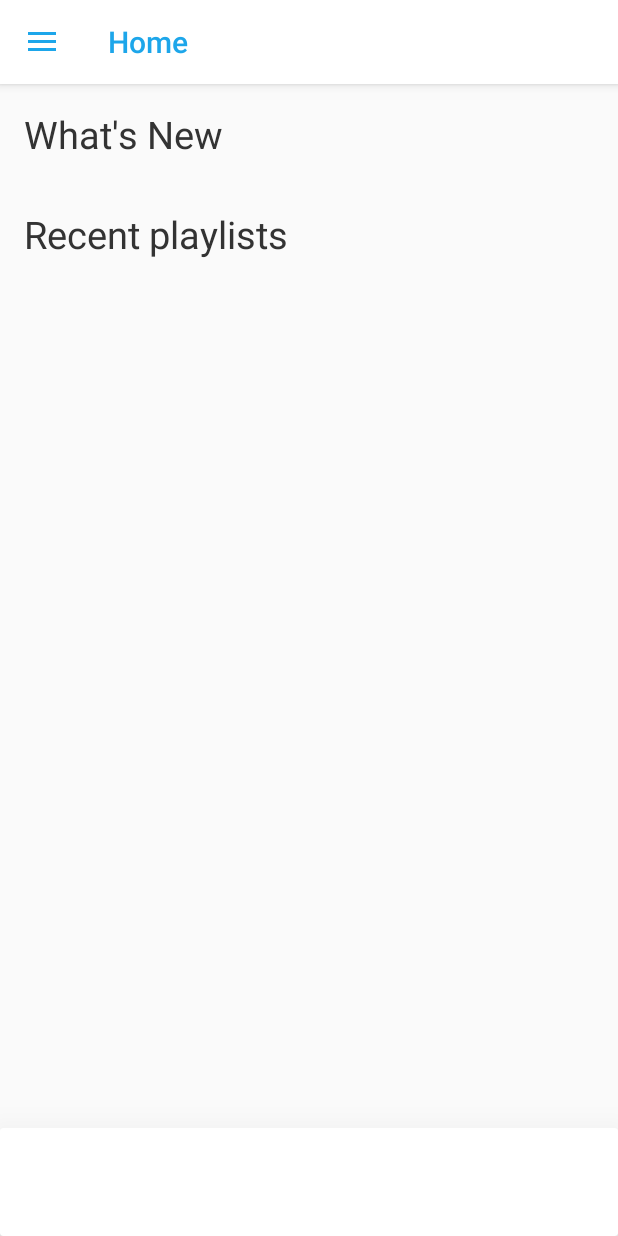
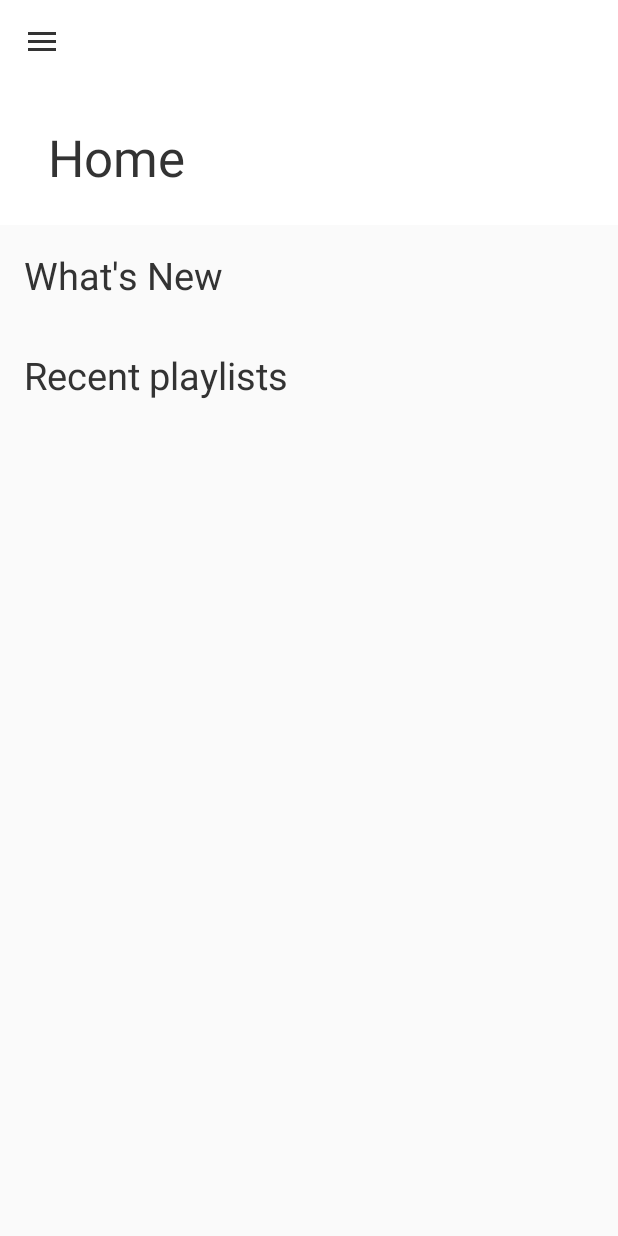
Before and after one commit to thousight/Surround, an Android app: the screen it shows after launch (MainActivity), on a phone screen of 412 x 824 dp. Run offline under Robolectric (Android 15) with nearby library versions, the phone set to English and light mode, and no system bars; libraries missing offline, so code that uses them is left out: com.afollestad.materialdialogs; 1 statement that could not run was skipped.

Commit message:
Added collapsingtoolbar, and changed some styles

```diff
--- a/app/src/main/java/www/markwen/space/surround/MainActivity.java
+++ b/app/src/main/java/www/markwen/space/surround/MainActivity.java
@@ -5,9 +5,11 @@ import android.content.pm.PackageManager;
 import android.graphics.Bitmap;
 import android.graphics.BitmapFactory;
 import android.media.MediaMetadataRetriever;
+import android.os.AsyncTask;
 import android.os.Bundle;
 import android.os.Environment;
 import android.support.annotation.NonNull;
+import android.support.design.widget.CollapsingToolbarLayout;
 import android.support.design.widget.FloatingActionButton;
 import android.support.design.widget.Snackbar;
 import android.support.v4.app.ActivityCompat;
@@ -17,6 +19,7 @@ import android.support.v4.app.FragmentTransaction;
 import android.support.v4.content.ContextCompat;
 import android.support.v4.content.res.ResourcesCompat;
 import android.support.v4.widget.SlidingPaneLayout;
+import android.view.Gravity;
 import android.view.View;
 import android.support.design.widget.NavigationView;
 import android.support.v4.view.GravityCompat;
@@ -27,17 +30,25 @@ import android.support.v7.widget.Toolbar;
 import android.view.Menu;
 import android.view.MenuItem;
 import android.widget.FrameLayout;
+import android.widget.TextView;
 import android.widget.Toast;
 
 import com.afollestad.materialdialogs.MaterialDialog;
+import com.mpatric.mp3agic.ID3v2;
+import com.mpatric.mp3agic.InvalidDataException;
+import com.mpatric.mp3agic.Mp3File;
+import com.mpatric.mp3agic.UnsupportedTagException;
 
 import java.io.File;
 import java.io.FilenameFilter;
+import java.io.IOException;
 import java.util.ArrayList;
 import java.util.Calendar;
 import java.util.Collections;
 import java.util.Comparator;
 import java.util.Date;
+import java.util.GregorianCalendar;
+import java.util.concurrent.ExecutionException;
 
 import www.markwen.space.surround.fragments.HomeFragment;
 import www.markwen.space.surround.fragments.LibraryFragment;
@@ -49,9 +60,12 @@ public class MainActivity extends AppCompatActivity
     // View items
     private FrameLayout mainFrame;
     private Toolbar toolbar;
+    private CollapsingToolbarLayout collapsingToolbar;
+    private TextView titleText;
     private DrawerLayout drawer;
     private ActionBarDrawerToggle toggle;
     private NavigationView navigationView;
+    private MaterialDialog loadingDialog;
 
     // Fragments
     private FragmentManager fragmentManager;
@@ -68,34 +82,39 @@ public class MainActivity extends AppCompatActivity
         setContentView(R.layout.activity_main);
 
         // Start dialog
-        MaterialDialog loadingDialog = new MaterialDialog.Builder(this)
-                .title("Loading songs")
+        loadingDialog = new MaterialDialog.Builder(this)
+                .title("Scanning songs")
                 .content("Please wait...")
                 .progress(true, 0)
                 .cancelable(false)
-                .show();
+                .build();
 
         // Grab view items
         mainFrame = (FrameLayout) findViewById(R.id.main_frame);
         toolbar = (Toolbar) findViewById(R.id.toolbar);
+        collapsingToolbar = (CollapsingToolbarLayout) findViewById(R.id.collapsing_toolbar);
+//        titleText = (TextView) findViewById(R.id.toolbar_title);
         drawer = (DrawerLayout) findViewById(R.id.drawer_layout);
         navigationView = (NavigationView) findViewById(R.id.nav_view);
 
         // Set up global views
+        collapsingToolbar.setExpandedTitleColor
+                (ResourcesCompat.getColor(getResources(), R.color.colorTextBlack, null));
+        collapsingToolbar.setCollapsedTitleTextColor
+                (ResourcesCompat.getColor(getResources(), R.color.colorTextBlack, null));
+        collapsingToolbar.setExpandedTitleGravity(Gravity.BOTTOM);
+        toolbar.setTitleTextColor
+                (ResourcesCompat.getColor(getResources(), R.color.colorTextBlack, null));
+        setSupportActionBar(toolbar);
         toggle = new ActionBarDrawerToggle(
                 this, drawer, toolbar, R.string.navigation_drawer_open, R.string.navigation_drawer_close);
-        toolbar.setTitle("Home");
-        toolbar.setTitleTextColor(ResourcesCompat.getColor(getResources(), R.color.colorAccent, null));
-        setSupportActionBar(toolbar);
         drawer.setDrawerListener(toggle);
         toggle.syncState();
         navigationView.setNavigationItemSelectedListener(this);
 
         // Get files
         directory = new File(Environment.getExternalStorageDirectory().toString() + "/Music");
-        scanSongs();
-
-        loadingDialog.dismiss();
+//        scanSongs();
 
         // Set up fragment
         homeFragment = new HomeFragment();
@@ -132,42 +151,48 @@ public class MainActivity extends AppCompatActivity
         return true;
     }
 
+    public void setTitleText(String titleText) {
+        toolbar.setTitle(titleText);
+//        this.titleText.setText(titleText);
+        collapsingToolbar.setTitle(titleText);
+    }
+
     /**
      * Scan all the songs in the 'Music' folder
-     * @return new found song entries
+     * @return
      */
-    public ArrayList<Song> scanSongs() {
-        ArrayList<Song> newNewSongs = new ArrayList<>();
+    public void scanSongs() {
+        AsyncTask.execute(new Runnable() {
+            @Override
+            public void run() {
                 allSongs.clear();
                 MediaMetadataRetriever metadataRetriever = new MediaMetadataRetriever();
                 if (directory.exists()) {
                     File[] allFiles = directory.listFiles(new FilenameFilter() {
                         @Override
                         public boolean accept(File dir, String name) {
-                    return name.endsWith(".mp3");
+                            return name.endsWith(".mp3") && dir.isFile();
                         }
                     });
 
                     File tempFile;
                     String tempTitle;
-            Bitmap tempBitmap;
+                    Bitmap tempBitmap = null;
                     Calendar yesterday = Calendar.getInstance();
                     yesterday.add(Calendar.DATE, -1);
-            Date tempFileDate, oneDayBefore = yesterday.getTime();
+                    Date tempFileDate;
                     byte[] tempByteArray;
                     Song tempSong;
                     for (File allFile : allFiles) {
                         tempFile = allFile;
                         metadataRetriever.setDataSource(tempFile.getAbsolutePath());
                         tempTitle = metadataRetriever.extractMetadata(MediaMetadataRetriever.METADATA_KEY_TITLE);
-                tempByteArray = metadataRetriever.getEmbeddedPicture();
+//                        tempByteArray = metadataRetriever.getEmbeddedPicture();
                         tempFileDate = new Date(tempFile.lastModified());
 
-                if (tempByteArray != null) {
-                    tempBitmap = BitmapFactory.decodeByteArray(tempByteArray, 0, tempByteArray.length);
-                } else {
-                    tempBitmap = BitmapFactory.decodeResource(getResources(), R.drawable.web_hi_res_512);
-                }
+//                        if (tempByteArray != null) {
+//                            tempBitmap = BitmapFactory.decodeByteArray(tempByteArray, 0, tempByteArray.length);
+//                        }
 
                         if (tempTitle.length() > 0) {
                             tempSong = new Song(tempTitle,
@@ -185,18 +210,40 @@ public class MainActivity extends AppCompatActivity
                                     tempBitmap);
                         }
 
-                if (!tempFileDate.before(oneDayBefore) && !newSongs.contains(tempSong)) {
-                    newSongs.add(tempSong);
-                    newNewSongs.add(tempSong);
-                }
-
                         allSongs.add(tempSong);
                     }
                 } else {
-            Toast.makeText(this, "Please put your music files into your /Music folder", Toast.LENGTH_LONG).show();
+                    Toast.makeText(MainActivity.this, "Please put your music files into your /Music folder", Toast.LENGTH_LONG).show();
+                }
+            }
+        });
     }
 
-        return newNewSongs;
+    public ArrayList<Song> scanForNewEntries() {
+        // Get date of last week
+        GregorianCalendar dayBeforeThisWeek = new GregorianCalendar();
+        int dayFromMonday = (dayBeforeThisWeek.get(Calendar.DAY_OF_WEEK) + 7 - Calendar.MONDAY) % 7;
+        dayBeforeThisWeek.add(Calendar.DATE, -dayFromMonday-1);
+        Date lastWeek = dayBeforeThisWeek.getTime();
+
+        newSongs.clear();
+        if (directory.exists()) {
+            File[] allFiles = directory.listFiles(new FilenameFilter() {
+                @Override
+                public boolean accept(File dir, String name) {
+                    return name.endsWith(".mp3");
+                }
+            });
+            Date tempDate;
+            for (File file : allFiles) {
+                tempDate = new Date(file.lastModified());
+                if (tempDate.compareTo(lastWeek) > 0) {
+                    newSongs.add(new Song(file));
+                }
+            }
+        }
+
+        return newSongs;
     }
 
     /**
--- a/app/src/main/java/www/markwen/space/surround/fragments/HomeFragment.java
+++ b/app/src/main/java/www/markwen/space/surround/fragments/HomeFragment.java
@@ -53,10 +53,13 @@ public class HomeFragment extends Fragment {
     @Override
     public void onCreate(@Nullable Bundle savedInstanceState) {
         super.onCreate(savedInstanceState);
+        // Get variables
         activity = (MainActivity)getActivity();
         newSongs = activity.getNewSongs();
+        inflater = (LayoutInflater) activity.getSystemService(Context.LAYOUT_INFLATER_SERVICE);
 
-        inflater = (LayoutInflater) activity.getSystemService(Context.LAYOUT_INFLATER_SERVICE);
+        // Set toolbar title
+        activity.setTitleText("Home");
     }
 
     @Nullable
@@ -72,7 +75,7 @@ public class HomeFragment extends Fragment {
         swipeRefreshLayout.setOnRefreshListener(new SwipeRefreshLayout.OnRefreshListener() {
             @Override
             public void onRefresh() {
-                ArrayList<Song> newNewSongs = activity.scanSongs();
+                ArrayList<Song> newNewSongs = activity.scanForNewEntries();
                 if (newNewSongs.size() > 0) {
                     Song tempSong;
                     for (int i = 0; i < newNewSongs.size(); i++) {
@@ -82,10 +85,14 @@ public class HomeFragment extends Fragment {
                     }
                     newNewSongs.clear();
                 }
+                swipeRefreshLayout.setRefreshing(false);
             }
         });
 
-
+        ArrayList<Song> allSongs = activity.scanForNewEntries();
+        for (Song song : allSongs) {
+            renderNewSong(song);
+        }
 
         return rootView;
     }
--- a/app/src/main/res/layout/activity_main.xml
+++ b/app/src/main/res/layout/activity_main.xml
@@ -19,8 +19,6 @@
         android:layout_height="match_parent"
         android:layout_gravity="start"
         android:fitsSystemWindows="true"
-        app:itemIconTint="@color/colorAccent"
-        app:itemTextColor="@color/colorAccent"
         app:headerLayout="@layout/nav_header_main"
         app:menu="@menu/activity_main_drawer" />
 
--- a/app/src/main/res/layout/app_bar_main.xml
+++ b/app/src/main/res/layout/app_bar_main.xml
@@ -11,12 +11,31 @@
         android:layout_height="wrap_content"
         android:theme="@style/AppTheme.AppBarOverlay">
 
-        <android.support.v7.widget.Toolbar
-            android:id="@+id/toolbar"
+        <android.support.design.widget.CollapsingToolbarLayout
+            android:id="@+id/collapsing_toolbar"
             android:layout_width="match_parent"
-            android:layout_height="?attr/actionBarSize"
-            android:background="?attr/colorPrimary"
-            app:popupTheme="@style/AppTheme.PopupOverlay" />
+            android:layout_height="wrap_content"
+            app:titleEnabled="true"
+            app:layout_scrollFlags="scroll|exitUntilCollapsed|snap"
+            app:contentScrim="@color/colorPrimary"
+            android:fitsSystemWindows="true">
+
+            <android.support.v7.widget.Toolbar
+                android:id="@+id/toolbar"
+                android:layout_width="match_parent"
+                android:layout_height="?attr/actionBarSize"
+                android:background="?attr/colorPrimary"
+                app:layout_collapseMode="pin"
+                app:layout_scrollFlags="scroll|enterAlways|snap"
+                app:popupTheme="@style/AppTheme.PopupOverlay" />
+
+            <ImageView
+                android:id="@+id/place_holder"
+                android:layout_width="match_parent"
+                android:layout_height="150dp"
+                android:fitsSystemWindows="true"
+                app:layout_collapseMode="pin" />
+        </android.support.design.widget.CollapsingToolbarLayout>
 
     </android.support.design.widget.AppBarLayout>
 
--- a/app/src/main/res/layout/fragment_home.xml
+++ b/app/src/main/res/layout/fragment_home.xml
@@ -6,6 +6,9 @@
         android:id="@+id/swipeRefreshLayout"
         android:layout_width="match_parent"
         android:layout_height="wrap_content">
+        <android.support.v4.widget.NestedScrollView
+            android:layout_width="match_parent"
+            android:layout_height="match_parent">
             <LinearLayout
                 android:layout_width="match_parent"
                 android:layout_height="wrap_content"
@@ -14,7 +17,7 @@
                     android:text="@string/whats_new"
                     android:layout_width="match_parent"
                     android:layout_height="wrap_content"
-                style="@style/AppTheme.TitleText"
+                    style="@style/AppTheme.SubTitleText"
                     android:layout_marginTop="16dp"/>
 
                 <HorizontalScrollView
@@ -35,7 +38,7 @@
                     android:text="@string/recent_playlists"
                     android:layout_width="match_parent"
                     android:layout_height="wrap_content"
-                style="@style/AppTheme.TitleText"
+                    style="@style/AppTheme.SubTitleText"
                     android:layout_marginBottom="16dp"/>
 
                 <ListView
@@ -43,5 +46,6 @@
                     android:layout_width="match_parent"
                     android:layout_height="wrap_content" />
             </LinearLayout>
+        </android.support.v4.widget.NestedScrollView>
     </android.support.v4.widget.SwipeRefreshLayout>
 </LinearLayout>
--- a/app/src/main/res/values/styles.xml
+++ b/app/src/main/res/values/styles.xml
@@ -24,10 +24,17 @@
 
     <style name="DrawerArrowStyle" parent="Widget.AppCompat.DrawerArrowToggle">
         <item name="spinBars">true</item>
-        <item name="color">@color/colorAccent</item>
+        <item name="color">@color/colorTextBlack</item>
     </style>
 
     <style name="AppTheme.TitleText">
+        <item name="android:textSize">40sp</item>
+        <item name="android:textColor">@color/colorTextBlack</item>
+        <item name="android:paddingLeft">16dp</item>
+        <item name="android:paddingRight">16dp</item>
+    </style>
+
+    <style name="AppTheme.SubTitleText">
         <item name="android:textSize">25sp</item>
         <item name="android:textColor">@color/colorTextBlack</item>
         <item name="android:paddingLeft">16dp</item>
```
Also changed, not shown: app/src/main/java/www/markwen/space/surround/models/Song.java (+20 -0 lines). Lines whose indentation alone changed are shown as unchanged.
